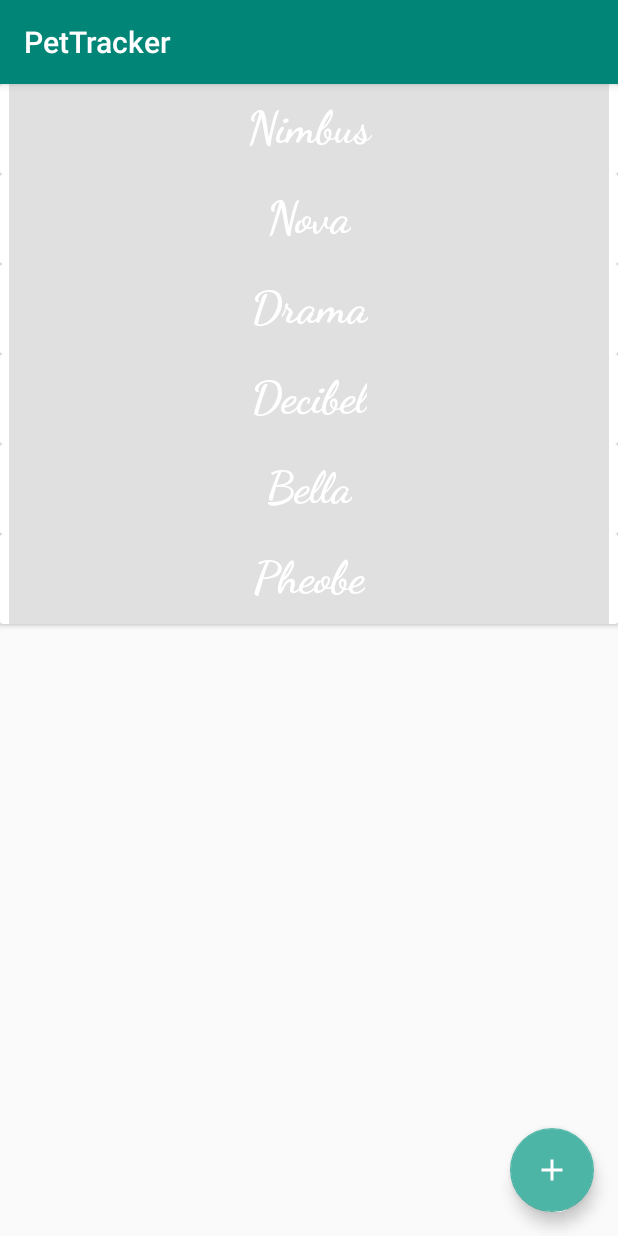
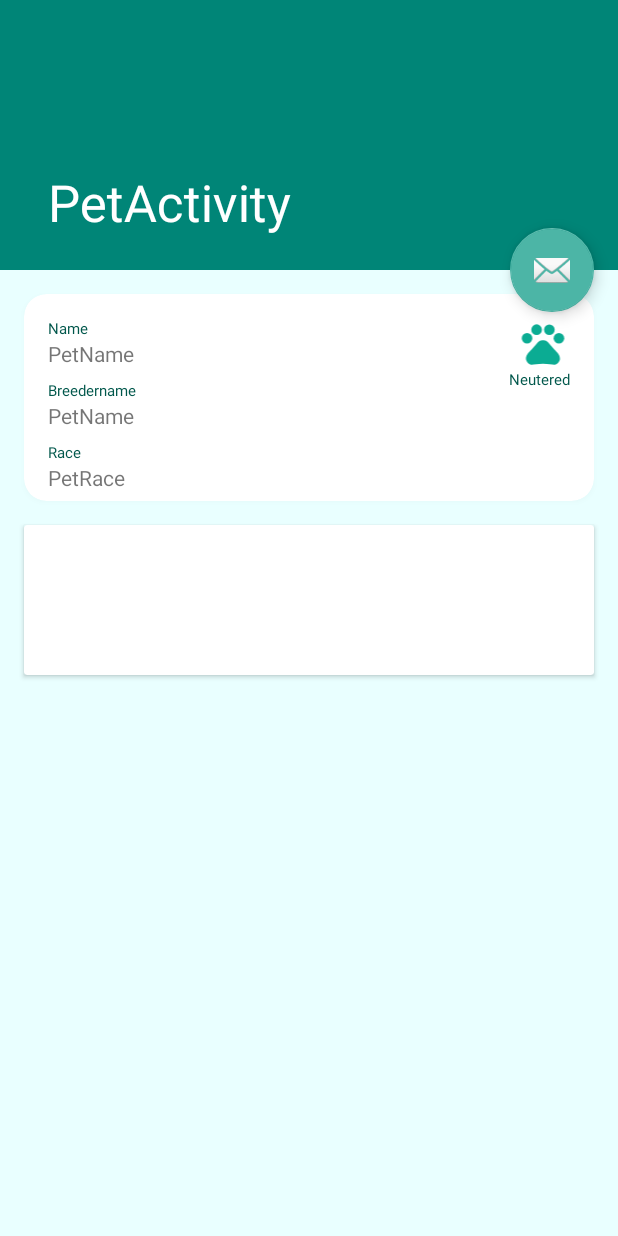
Before and after one commit to sara-sall/PetTracker, an Android app: the screen it shows after launch (MainActivity before the commit, PetActivity after it), after a tap on "Nimbus", on a phone screen of 412 x 824 dp. Run offline under Robolectric (Android 15) with nearby library versions, the phone set to English and light mode, and no system bars.

Commit message:
PetActivity added & started

```diff
--- a/app/build.gradle
+++ b/app/build.gradle
@@ -48,4 +48,6 @@ dependencies {
     androidTestImplementation 'androidx.test.ext:junit:1.1.1'
     androidTestImplementation 'androidx.test.espresso:espresso-core:3.2.0'
     implementation 'androidx.recyclerview:recyclerview:1.0.0'
+    implementation 'androidx.cardview:cardview:1.0.0'
+
 }
--- /dev/null
+++ b/app/src/main/java/com/example/pettracker/Controller/PetActivity.kt
@@ -0,0 +1,20 @@
+package com.example.pettracker.Controller
+
+import android.os.Bundle
+import com.google.android.material.snackbar.Snackbar
+import androidx.appcompat.app.AppCompatActivity
+import com.example.pettracker.R
+import kotlinx.android.synthetic.main.activity_pet.*
+
+class PetActivity : AppCompatActivity() {
+
+    override fun onCreate(savedInstanceState: Bundle?) {
+        super.onCreate(savedInstanceState)
+        setContentView(R.layout.activity_pet)
+        setSupportActionBar(toolbar)
+        fab.setOnClickListener { view ->
+            Snackbar.make(view, "Replace with your own action", Snackbar.LENGTH_LONG)
+                .setAction("Action", null).show()
+        }
+    }
+}
--- /dev/null
+++ b/app/src/main/res/drawable/ic_pets_green_24dp.xml
@@ -0,0 +1,9 @@
+<vector android:height="24dp" android:tint="#0BAC93"
+    android:viewportHeight="24.0" android:viewportWidth="24.0"
+    android:width="24dp" xmlns:android="http://schemas.android.com/apk/res/android">
+    <path android:fillColor="#FF000000" android:pathData="M4.5,9.5m-2.5,0a2.5,2.5 0,1 1,5 0a2.5,2.5 0,1 1,-5 0"/>
+    <path android:fillColor="#FF000000" android:pathData="M9,5.5m-2.5,0a2.5,2.5 0,1 1,5 0a2.5,2.5 0,1 1,-5 0"/>
+    <path android:fillColor="#FF000000" android:pathData="M15,5.5m-2.5,0a2.5,2.5 0,1 1,5 0a2.5,2.5 0,1 1,-5 0"/>
+    <path android:fillColor="#FF000000" android:pathData="M19.5,9.5m-2.5,0a2.5,2.5 0,1 1,5 0a2.5,2.5 0,1 1,-5 0"/>
+    <path android:fillColor="#FF000000" android:pathData="M17.34,14.86c-0.87,-1.02 -1.6,-1.89 -2.48,-2.91 -0.46,-0.54 -1.05,-1.08 -1.75,-1.32 -0.11,-0.04 -0.22,-0.07 -0.33,-0.09 -0.25,-0.04 -0.52,-0.04 -0.78,-0.04s-0.53,0 -0.79,0.05c-0.11,0.02 -0.22,0.05 -0.33,0.09 -0.7,0.24 -1.28,0.78 -1.75,1.32 -0.87,1.02 -1.6,1.89 -2.48,2.91 -1.31,1.31 -2.92,2.76 -2.62,4.79 0.29,1.02 1.02,2.03 2.33,2.32 0.73,0.15 3.06,-0.44 5.54,-0.44h0.18c2.48,0 4.81,0.58 5.54,0.44 1.31,-0.29 2.04,-1.31 2.33,-2.32 0.31,-2.04 -1.3,-3.49 -2.61,-4.8z"/>
+</vector>
--- /dev/null
+++ b/app/src/main/res/layout/activity_pet.xml
@@ -0,0 +1,48 @@
+<?xml version="1.0" encoding="utf-8"?>
+<androidx.coordinatorlayout.widget.CoordinatorLayout xmlns:android="http://schemas.android.com/apk/res/android"
+    xmlns:app="http://schemas.android.com/apk/res-auto"
+    xmlns:tools="http://schemas.android.com/tools"
+    android:layout_width="match_parent"
+    android:layout_height="match_parent"
+    android:fitsSystemWindows="true"
+    tools:context=".Controller.PetActivity">
+
+    <com.google.android.material.appbar.AppBarLayout
+        android:id="@+id/app_bar"
+        android:layout_width="match_parent"
+        android:layout_height="@dimen/app_bar_height"
+        android:fitsSystemWindows="true"
+        android:theme="@style/AppTheme.AppBarOverlay">
+
+        <com.google.android.material.appbar.CollapsingToolbarLayout
+            android:id="@+id/toolbar_layout"
+            android:layout_width="match_parent"
+            android:layout_height="match_parent"
+            android:fitsSystemWindows="true"
+            app:contentScrim="?attr/colorPrimary"
+            app:layout_scrollFlags="scroll|exitUntilCollapsed"
+            app:toolbarId="@+id/toolbar">
+
+            <androidx.appcompat.widget.Toolbar
+                android:id="@+id/toolbar"
+                android:layout_width="match_parent"
+                android:layout_height="?attr/actionBarSize"
+                app:layout_collapseMode="pin"
+                app:popupTheme="@style/AppTheme.PopupOverlay" />
+
+        </com.google.android.material.appbar.CollapsingToolbarLayout>
+    </com.google.android.material.appbar.AppBarLayout>
+
+
+    <include layout="@layout/content_pet" />
+
+    <com.google.android.material.floatingactionbutton.FloatingActionButton
+        android:id="@+id/fab"
+        android:layout_width="wrap_content"
+        android:layout_height="wrap_content"
+        android:layout_margin="@dimen/fab_margin"
+        app:layout_anchor="@id/app_bar"
+        app:layout_anchorGravity="bottom|end"
+        app:srcCompat="@android:drawable/ic_dialog_email" />
+
+</androidx.coordinatorlayout.widget.CoordinatorLayout>
--- /dev/null
+++ b/app/src/main/res/layout/content_pet.xml
@@ -0,0 +1,141 @@
+<?xml version="1.0" encoding="utf-8"?>
+<androidx.core.widget.NestedScrollView
+    xmlns:android="http://schemas.android.com/apk/res/android"
+    xmlns:app="http://schemas.android.com/apk/res-auto"
+    xmlns:tools="http://schemas.android.com/tools"
+    android:layout_width="match_parent"
+    android:layout_height="match_parent"
+    android:orientation="vertical"
+    app:layout_behavior="@string/appbar_scrolling_view_behavior"
+    tools:context=".Controller.PetActivity"
+    tools:showIn="@layout/activity_pet"
+    android:background="#e9ffff"
+    android:padding="8dp"
+    >
+
+    <LinearLayout
+        android:layout_width="match_parent"
+        android:layout_height="match_parent"
+        android:orientation="vertical">
+
+        <androidx.cardview.widget.CardView
+            android:layout_width="match_parent"
+            android:layout_height="138dp"
+            android:layout_margin="8dp"
+            android:background="@color/colorOnPrimary"
+            android:outlineAmbientShadowColor="@color/dark_gray"
+            android:outlineSpotShadowColor="@color/dark_gray"
+            app:cardCornerRadius="15dp">
+
+            <androidx.constraintlayout.widget.ConstraintLayout
+                android:layout_width="match_parent"
+                android:layout_height="match_parent">
+
+                <LinearLayout
+                    android:id="@+id/linearLayout"
+                    android:layout_width="wrap_content"
+                    android:layout_height="wrap_content"
+                    android:layout_marginStart="16dp"
+                    android:layout_marginTop="16dp"
+                    android:orientation="vertical"
+                    app:layout_constraintStart_toStartOf="parent"
+                    app:layout_constraintTop_toTopOf="parent">
+
+                    <TextView
+                        android:id="@+id/textView"
+                        android:layout_width="match_parent"
+                        android:layout_height="wrap_content"
+                        android:text="Name"
+                        android:textColor="@color/colorPrimaryDark"
+                        android:textSize="10dp" />
+
+                    <TextView
+                        android:layout_width="wrap_content"
+                        android:layout_height="wrap_content"
+                        android:text="PetName" />
+                </LinearLayout>
+
+                <LinearLayout
+                    android:id="@+id/linearLayout2"
+                    android:layout_width="wrap_content"
+                    android:layout_height="wrap_content"
+                    android:layout_marginTop="8dp"
+                    android:orientation="vertical"
+                    app:layout_constraintStart_toStartOf="@+id/linearLayout"
+                    app:layout_constraintTop_toBottomOf="@+id/linearLayout">
+
+                    <TextView
+                        android:id="@+id/breederNameText"
+                        android:layout_width="wrap_content"
+                        android:layout_height="wrap_content"
+                        android:text="Breedername"
+                        android:textColor="@color/colorPrimaryDark"
+                        android:textSize="10dp" />
+
+                    <TextView
+                        android:layout_width="wrap_content"
+                        android:layout_height="wrap_content"
+                        android:text="PetName" />
+                </LinearLayout>
+
+
+
+                <ImageView
+                    android:id="@+id/imageView"
+                    android:layout_width="36dp"
+                    android:layout_height="34dp"
+                    android:layout_marginStart="32dp"
+                    android:layout_marginEnd="16dp"
+                    app:layout_constraintEnd_toEndOf="parent"
+                    app:layout_constraintHorizontal_bias="1.0"
+                    app:layout_constraintStart_toEndOf="@+id/linearLayout"
+                    app:layout_constraintTop_toTopOf="@+id/linearLayout"
+                    app:srcCompat="@drawable/ic_pets_green_24dp" />
+
+                <TextView
+                    android:id="@+id/textView2"
+                    android:layout_width="wrap_content"
+                    android:layout_height="wrap_content"
+                    android:text="Neutered"
+                    android:textColor="@color/colorPrimaryDark"
+                    android:textSize="10dp"
+                    app:layout_constraintEnd_toEndOf="@+id/imageView"
+                    app:layout_constraintTop_toBottomOf="@+id/imageView" />
+
+                <LinearLayout
+                    android:layout_width="wrap_content"
+                    android:layout_height="wrap_content"
+                    android:layout_marginTop="8dp"
+                    android:orientation="vertical"
+                    app:layout_constraintStart_toStartOf="@+id/linearLayout2"
+                    app:layout_constraintTop_toBottomOf="@+id/linearLayout2">
+
+                    <TextView
+                        android:layout_width="wrap_content"
+                        android:layout_height="wrap_content"
+                        android:text="Race"
+                        android:textColor="@color/colorPrimaryDark"
+                        android:textSize="10dp" />
+
+                    <TextView
+                        android:layout_width="wrap_content"
+                        android:layout_height="wrap_content"
+                        android:text="PetRace" />
+                </LinearLayout>
+
+            </androidx.constraintlayout.widget.ConstraintLayout>
+
+
+        </androidx.cardview.widget.CardView>
+        <androidx.cardview.widget.CardView
+            android:layout_width="match_parent"
+            android:layout_height="100dp"
+            android:layout_margin="8dp"
+            android:background="@color/colorOnPrimary">
+
+        </androidx.cardview.widget.CardView>
+
+
+    </LinearLayout>
+
+</androidx.core.widget.NestedScrollView>
--- /dev/null
+++ b/app/src/main/res/values-w820dp/dimens.xml
@@ -0,0 +1,6 @@
+<resources>
+    <!-- Example customization of dimensions originally defined in res/values/dimens.xml
+         (such as screen margins) for screens with more than 820dp of available width. This
+         would include 7" and 10" devices in landscape (~960dp and ~1280dp respectively). -->
+    <dimen name="activity_horizontal_margin">64dp</dimen>
+</resources>
--- a/app/src/main/res/values/styles.xml
+++ b/app/src/main/res/values/styles.xml
@@ -7,15 +7,19 @@
         <item name="colorPrimaryDark">@color/colorPrimaryDark</item>
         <item name="colorAccent">@color/colorAccent</item>
     </style>
+
     <style name="toolbarTheme" parent="Theme.AppCompat.Light.NoActionBar">
         <item name="android:textColorPrimary">@color/colorOnPrimary</item>
         <item name="android:textColorSecondary">@color/colorPrimaryDark</item>
     </style>
+
     <style name="AppTheme.NoActionBar">
         <item name="windowActionBar">false</item>
         <item name="windowNoTitle">true</item>
     </style>
+
     <style name="AppTheme.AppBarOverlay" parent="ThemeOverlay.AppCompat.Dark.ActionBar" />
+
     <style name="AppTheme.PopupOverlay" parent="ThemeOverlay.AppCompat.Light" />
 
 </resources>
```
Also changed, not shown: app/src/main/AndroidManifest.xml (+7 -3 lines), app/src/main/res/layout/tab_layout.xml (added, +10 -0 lines), app/src/main/res/menu/menu_pet.xml (added, +10 -0 lines), app/src/main/res/values/strings.xml (+92 -0 lines).
